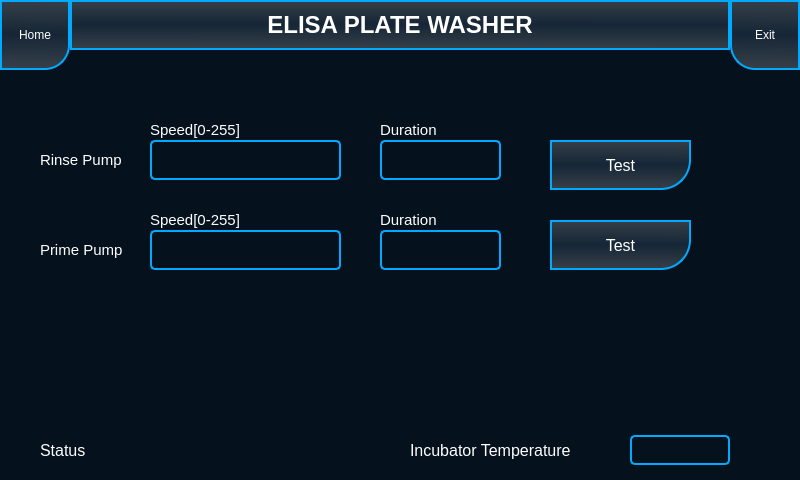
Old version of the form mainwindow.ui in the repository srikrishnan90/Washer_UI_Final.
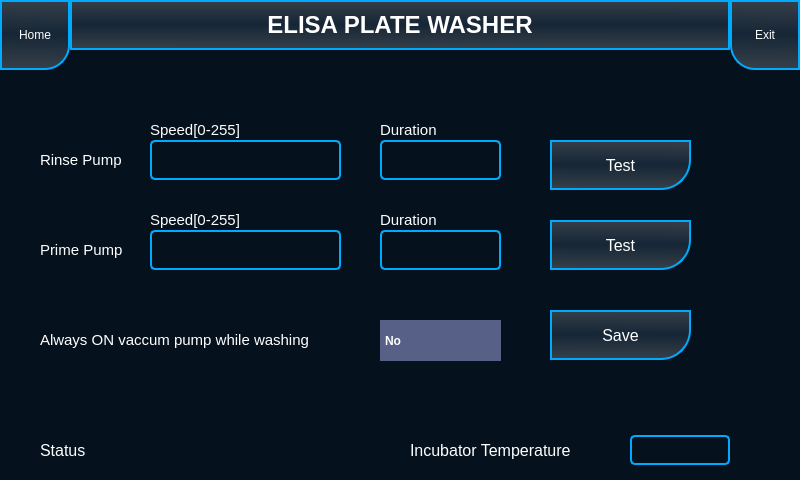
New version of the form. The open tabs and pages were chosen to show the change. Icons and pictures are not drawn.

Commit message: Updated with vacuum pump full time on or off

```diff
--- a/mainwindow.ui
+++ b/mainwindow.ui
@@ -5744,6 +5744,126 @@
        <string>Test</string>
       </property>
      </widget>
+     <widget class="QLabel" name="label_34">
+      <property name="geometry">
+       <rect>
+        <x>40</x>
+        <y>260</y>
+        <width>321</width>
+        <height>20</height>
+       </rect>
+      </property>
+      <property name="font">
+       <font>
+        <pointsize>11</pointsize>
+       </font>
+      </property>
+      <property name="styleSheet">
+       <string notr="true">color:rgb(255, 255, 255)</string>
+      </property>
+      <property name="text">
+       <string>Always ON vaccum pump while washing</string>
+      </property>
+     </widget>
+     <widget class="QComboBox" name="comboBox_2">
+      <property name="geometry">
+       <rect>
+        <x>380</x>
+        <y>250</y>
+        <width>121</width>
+        <height>41</height>
+       </rect>
+      </property>
+      <property name="font">
+       <font>
+        <weight>75</weight>
+        <bold>true</bold>
+       </font>
+      </property>
+      <property name="styleSheet">
+       <string notr="true">QComboBox{
+border:                 none;
+background-color:   rgb(87, 96, 134);
+color:                      rgb(255,255,255);
+font-weight:            bold;
+padding:                    5px 
+
+}
+
+QComboBox::drop-down{
+    border:                 none;
+    background-color:   rgb(87, 96, 134);
+    color:                      rgb(255, 255, 255);
+    font-weight:            bold;
+    padding:                    0px;
+}
+
+QComboBox::down-arrow{
+    image:                      url(:/icons/combobox_down_arrow.png);
+    padding-right:          5px;
+}
+
+QListView{
+    border:                 none;
+    color:                      rgb(87, 96, 134);
+    background-color:    rgb(87, 96, 134);
+    font-weight:            bold;
+    selection-background-color: rgb(47, 175, 178);
+    show-decoration-selected: 1;
+    margin-left:                -10px;
+    padding-left    :           15px;
+}
+
+QListView::item:hover{
+
+    background-color:   rgb(47, 175, 178);
+    border:                 none;
+}</string>
+      </property>
+      <item>
+       <property name="text">
+        <string>No</string>
+       </property>
+      </item>
+      <item>
+       <property name="text">
+        <string>Yes</string>
+       </property>
+      </item>
+     </widget>
+     <widget class="QToolButton" name="toolButton_30">
+      <property name="geometry">
+       <rect>
+        <x>550</x>
+        <y>240</y>
+        <width>141</width>
+        <height>50</height>
+       </rect>
+      </property>
+      <property name="font">
+       <font>
+        <pointsize>12</pointsize>
+       </font>
+      </property>
+      <property name="styleSheet">
+       <string notr="true">QToolButton {
+background-color:qlineargradient(spread:reflect, x1:0.535816, y1:0.489, x2:0.53051, y2:1, stop:0 rgba(22, 38, 54,255), stop:1 rgba(55,65,74,255));
+color:rgb(255, 255, 255);
+border: 2px solid rgb(0, 170, 255);
+border-bottom-right-radius :30px;
+/*border-top-left-radius :30px;*/
+/*border-radius: 10px;*/
+}
+QToolButton:pressed{
+background-color:rgb(0, 170, 255)
+}
+
+</string>
+      </property>
+      <property name="text">
+       <string>Save</string>
+      </property>
+     </widget>
      <zorder>lineEdit_7</zorder>
      <zorder>label_24</zorder>
      <zorder>label_25</zorder>
```
Left out of the diff: 5 changed lines with no effect on the pictures. The commit also changes 3 other files.
